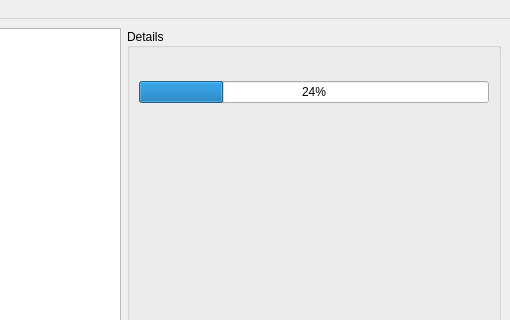
This is src/mainwindow.ui in nickenchev/nps-surfer as Qt 5 draws it before an edit; both pictures show x 636 to 1146 and y 0 to 320 of the 1146 by 752 pixel window. The edited form follows.
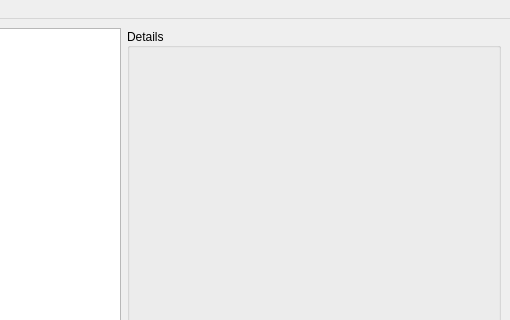
This is the edited form.

Commit message: Total progress indicator

What changed in the file:
```diff
--- a/src/mainwindow.ui
+++ b/src/mainwindow.ui
@@ -52,13 +52,6 @@
          </property>
         </widget>
        </item>
-       <item>
-        <widget class="QProgressBar" name="downloadProgress">
-         <property name="value">
-          <number>24</number>
-         </property>
-        </widget>
-       </item>
        <item>
         <spacer name="verticalSpacer">
          <property name="orientation">
```
The commit also changes 6 other files.
